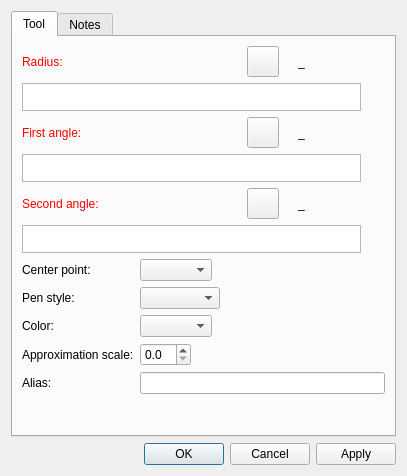
Old version of the form src/libs/vtools/dialogs/tools/dialogarc.ui in the repository dismine/valentina.
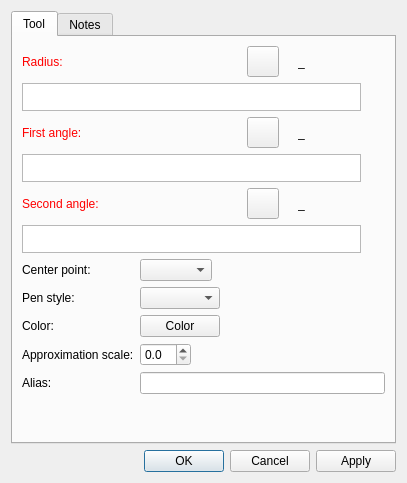
New version of the form. Icons and pictures are not drawn. Custom widgets are drawn as their Qt base class.

Commit message: Tool color picker.

Patch:
```diff
--- a/src/libs/vtools/dialogs/tools/dialogarc.ui
+++ b/src/libs/vtools/dialogs/tools/dialogarc.ui
@@ -7,7 +7,7 @@
     <x>0</x>
     <y>0</y>
     <width>407</width>
-    <height>476</height>
+    <height>483</height>
    </rect>
   </property>
   <property name="windowTitle">
@@ -632,13 +632,6 @@
            </property>
           </widget>
          </item>
-         <item row="2" column="1">
-          <widget class="QComboBox" name="comboBoxColor">
-           <property name="toolTip">
-            <string/>
-           </property>
-          </widget>
-         </item>
          <item row="3" column="0">
           <widget class="QLabel" name="label_7">
            <property name="text">
@@ -676,6 +669,13 @@
            </property>
           </widget>
          </item>
+         <item row="2" column="1">
+          <widget class="VPE::QtColorPicker" name="pushButtonColor">
+           <property name="text">
+            <string>Color</string>
+           </property>
+          </widget>
+         </item>
         </layout>
        </item>
        <item>
@@ -718,6 +718,11 @@
   </layout>
  </widget>
  <customwidgets>
+  <customwidget>
+   <class>VPE::QtColorPicker</class>
+   <extends>QPushButton</extends>
+   <header>../vpropertyexplorer/qtcolorpicker.h</header>
+  </customwidget>
   <customwidget>
    <class>VPlainTextEdit</class>
    <extends>QPlainTextEdit</extends>
```
Left out of the diff: 16 changed lines with no effect on the pictures. The commit also changes 62 other files.
